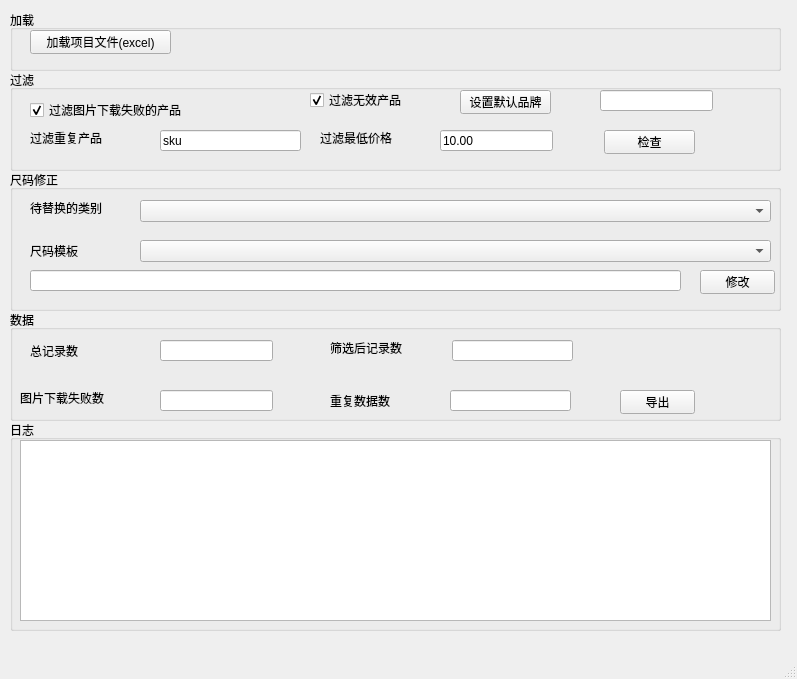
First picture: the form in data_export_tools/views/main_window.ui, repository l3n641/collection_product_spider, before the edit.
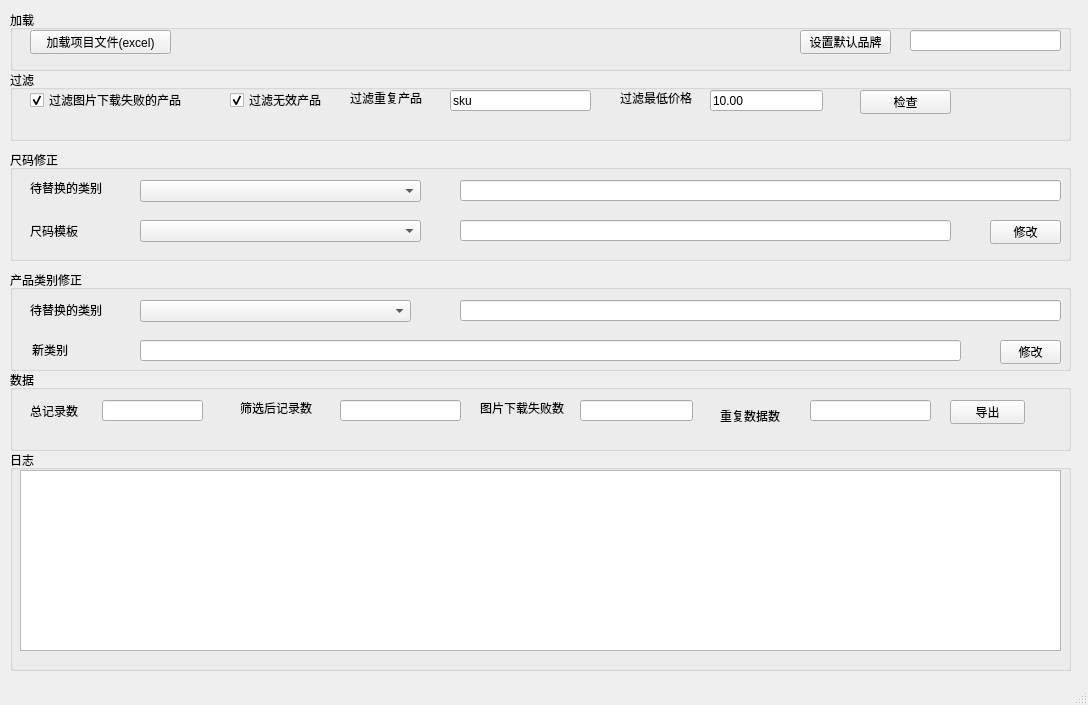
Second picture: the form after the edit.

Commit message: update 导出工具支持批量修改尺码和分类名

```diff
--- a/data_export_tools/views/main_window.ui
+++ b/data_export_tools/views/main_window.ui
@@ -6,8 +6,8 @@
    <rect>
     <x>0</x>
     <y>0</y>
-    <width>797</width>
-    <height>679</height>
+    <width>1088</width>
+    <height>705</height>
    </rect>
   </property>
   <property name="windowTitle">
@@ -19,8 +19,8 @@
      <rect>
       <x>10</x>
       <y>70</y>
-      <width>771</width>
-      <height>101</height>
+      <width>1061</width>
+      <height>71</height>
      </rect>
     </property>
     <property name="title">
@@ -30,7 +30,7 @@
      <property name="geometry">
       <rect>
        <x>20</x>
-       <y>30</y>
+       <y>20</y>
        <width>161</width>
        <height>20</height>
       </rect>
@@ -45,8 +45,8 @@
     <widget class="QLineEdit" name="input_filter_repeat_product">
      <property name="geometry">
       <rect>
-       <x>150</x>
-       <y>60</y>
+       <x>440</x>
+       <y>20</y>
        <width>141</width>
        <height>21</height>
       </rect>
@@ -58,8 +58,8 @@
     <widget class="QLineEdit" name="input_filter_min_price">
      <property name="geometry">
       <rect>
-       <x>430</x>
-       <y>60</y>
+       <x>700</x>
+       <y>20</y>
        <width>113</width>
        <height>21</height>
       </rect>
@@ -71,8 +71,8 @@
     <widget class="QLabel" name="label_5">
      <property name="geometry">
       <rect>
-       <x>310</x>
-       <y>60</y>
+       <x>610</x>
+       <y>20</y>
        <width>81</width>
        <height>16</height>
       </rect>
@@ -84,7 +84,7 @@
     <widget class="QCheckBox" name="checkbox_filter_invalidate_product">
      <property name="geometry">
       <rect>
-       <x>300</x>
+       <x>220</x>
        <y>20</y>
        <width>151</width>
        <height>20</height>
@@ -100,8 +100,8 @@
     <widget class="QLabel" name="label_6">
      <property name="geometry">
       <rect>
-       <x>20</x>
-       <y>60</y>
+       <x>340</x>
+       <y>20</y>
        <width>91</width>
        <height>16</height>
       </rect>
@@ -113,8 +113,8 @@
     <widget class="QPushButton" name="button_check_data">
      <property name="geometry">
       <rect>
-       <x>594</x>
-       <y>60</y>
+       <x>850</x>
+       <y>20</y>
        <width>91</width>
        <height>24</height>
       </rect>
@@ -123,37 +123,14 @@
       <string>检查</string>
      </property>
     </widget>
-    <widget class="QPushButton" name="button_set_default_brand">
-     <property name="geometry">
-      <rect>
-       <x>450</x>
-       <y>20</y>
-       <width>91</width>
-       <height>24</height>
-      </rect>
-     </property>
-     <property name="text">
-      <string>设置默认品牌</string>
-     </property>
-    </widget>
-    <widget class="QLineEdit" name="input_default_brand">
-     <property name="geometry">
-      <rect>
-       <x>590</x>
-       <y>20</y>
-       <width>113</width>
-       <height>21</height>
-      </rect>
-     </property>
-    </widget>
    </widget>
    <widget class="QGroupBox" name="groupBox_2">
     <property name="geometry">
      <rect>
       <x>10</x>
-      <y>310</y>
-      <width>771</width>
-      <height>111</height>
+      <y>370</y>
+      <width>1061</width>
+      <height>81</height>
      </rect>
     </property>
     <property name="title">
@@ -175,9 +152,9 @@
     <widget class="QLineEdit" name="input_total_quantity">
      <property name="geometry">
       <rect>
-       <x>150</x>
+       <x>92</x>
        <y>30</y>
-       <width>113</width>
+       <width>101</width>
        <height>21</height>
       </rect>
      </property>
@@ -188,7 +165,7 @@
     <widget class="QLabel" name="label_2">
      <property name="geometry">
       <rect>
-       <x>320</x>
+       <x>230</x>
        <y>30</y>
        <width>91</width>
        <height>16</height>
@@ -201,7 +178,7 @@
     <widget class="QLineEdit" name="input_validate_quantity">
      <property name="geometry">
       <rect>
-       <x>442</x>
+       <x>330</x>
        <y>30</y>
        <width>121</width>
        <height>21</height>
@@ -214,8 +191,8 @@
     <widget class="QLineEdit" name="input_image_failed_quantity">
      <property name="geometry">
       <rect>
-       <x>150</x>
-       <y>80</y>
+       <x>570</x>
+       <y>30</y>
        <width>113</width>
        <height>21</height>
       </rect>
@@ -227,8 +204,8 @@
     <widget class="QLabel" name="label_3">
      <property name="geometry">
       <rect>
-       <x>10</x>
-       <y>80</y>
+       <x>470</x>
+       <y>30</y>
        <width>91</width>
        <height>16</height>
       </rect>
@@ -240,8 +217,8 @@
     <widget class="QLabel" name="label_4">
      <property name="geometry">
       <rect>
-       <x>320</x>
-       <y>75</y>
+       <x>710</x>
+       <y>30</y>
        <width>81</width>
        <height>31</height>
       </rect>
@@ -253,8 +230,8 @@
     <widget class="QLineEdit" name="input_repeat_quantity">
      <property name="geometry">
       <rect>
-       <x>440</x>
-       <y>80</y>
+       <x>800</x>
+       <y>30</y>
        <width>121</width>
        <height>21</height>
       </rect>
@@ -266,8 +243,8 @@
     <widget class="QPushButton" name="button_export_data">
      <property name="geometry">
       <rect>
-       <x>610</x>
-       <y>80</y>
+       <x>940</x>
+       <y>30</y>
        <width>75</width>
        <height>24</height>
       </rect>
@@ -281,9 +258,9 @@
     <property name="geometry">
      <rect>
       <x>10</x>
-      <y>420</y>
-      <width>771</width>
-      <height>211</height>
+      <y>450</y>
+      <width>1061</width>
+      <height>221</height>
      </rect>
     </property>
     <property name="title">
@@ -294,7 +271,7 @@
       <rect>
        <x>10</x>
        <y>20</y>
-       <width>751</width>
+       <width>1041</width>
        <height>181</height>
       </rect>
      </property>
@@ -308,7 +285,7 @@
      <rect>
       <x>10</x>
       <y>10</y>
-      <width>771</width>
+      <width>1061</width>
       <height>61</height>
      </rect>
     </property>
@@ -341,14 +318,37 @@
       <string/>
      </property>
     </widget>
+    <widget class="QPushButton" name="button_set_default_brand">
+     <property name="geometry">
+      <rect>
+       <x>790</x>
+       <y>20</y>
+       <width>91</width>
+       <height>24</height>
+      </rect>
+     </property>
+     <property name="text">
+      <string>设置默认品牌</string>
+     </property>
+    </widget>
+    <widget class="QLineEdit" name="input_default_brand">
+     <property name="geometry">
+      <rect>
+       <x>900</x>
+       <y>20</y>
+       <width>151</width>
+       <height>21</height>
+      </rect>
+     </property>
+    </widget>
    </widget>
    <widget class="QGroupBox" name="groupBox_5">
     <property name="geometry">
      <rect>
       <x>10</x>
-      <y>170</y>
-      <width>771</width>
-      <height>141</height>
+      <y>150</y>
+      <width>1061</width>
+      <height>111</height>
      </rect>
     </property>
     <property name="title">
@@ -359,7 +359,7 @@
       <rect>
        <x>130</x>
        <y>30</y>
-       <width>631</width>
+       <width>281</width>
        <height>22</height>
       </rect>
      </property>
@@ -380,9 +380,9 @@
     <widget class="QPushButton" name="button_update_size">
      <property name="geometry">
       <rect>
-       <x>690</x>
-       <y>100</y>
-       <width>75</width>
+       <x>980</x>
+       <y>70</y>
+       <width>71</width>
        <height>24</height>
       </rect>
      </property>
@@ -393,9 +393,9 @@
     <widget class="QLineEdit" name="input_size">
      <property name="geometry">
       <rect>
-       <x>20</x>
-       <y>100</y>
-       <width>651</width>
+       <x>450</x>
+       <y>70</y>
+       <width>491</width>
        <height>21</height>
       </rect>
      </property>
@@ -418,9 +418,101 @@
       <rect>
        <x>130</x>
        <y>70</y>
-       <width>631</width>
+       <width>281</width>
        <height>22</height>
       </rect>
+     </property>
+    </widget>
+    <widget class="QLineEdit" name="input_category_pattern">
+     <property name="geometry">
+      <rect>
+       <x>450</x>
+       <y>30</y>
+       <width>601</width>
+       <height>21</height>
+      </rect>
+     </property>
+    </widget>
+   </widget>
+   <widget class="QGroupBox" name="groupBox_6">
+    <property name="geometry">
+     <rect>
+      <x>10</x>
+      <y>270</y>
+      <width>1061</width>
+      <height>101</height>
+     </rect>
+    </property>
+    <property name="title">
+     <string>产品类别修正</string>
+    </property>
+    <widget class="QLabel" name="label_9">
+     <property name="geometry">
+      <rect>
+       <x>20</x>
+       <y>30</y>
+       <width>91</width>
+       <height>20</height>
+      </rect>
+     </property>
+     <property name="text">
+      <string>待替换的类别</string>
+     </property>
+    </widget>
+    <widget class="QComboBox" name="combobox_category_name">
+     <property name="geometry">
+      <rect>
+       <x>130</x>
+       <y>30</y>
+       <width>271</width>
+       <height>22</height>
+      </rect>
+     </property>
+    </widget>
+    <widget class="QLineEdit" name="input_category_name_pattern">
+     <property name="geometry">
+      <rect>
+       <x>450</x>
+       <y>30</y>
+       <width>601</width>
+       <height>21</height>
+      </rect>
+     </property>
+    </widget>
+    <widget class="QLineEdit" name="input_new_category_name">
+     <property name="geometry">
+      <rect>
+       <x>130</x>
+       <y>70</y>
+       <width>821</width>
+       <height>21</height>
+      </rect>
+     </property>
+    </widget>
+    <widget class="QPushButton" name="button_upate_category_name">
+     <property name="geometry">
+      <rect>
+       <x>990</x>
+       <y>70</y>
+       <width>61</width>
+       <height>24</height>
+      </rect>
+     </property>
+     <property name="text">
+      <string>修改</string>
+     </property>
+    </widget>
+    <widget class="QLabel" name="label_10">
+     <property name="geometry">
+      <rect>
+       <x>22</x>
+       <y>70</y>
+       <width>71</width>
+       <height>20</height>
+      </rect>
+     </property>
+     <property name="text">
+      <string>新类别</string>
      </property>
     </widget>
    </widget>
```
Left out of the diff: 2 changed lines with no effect on the pictures. The commit also changes 3 other files.
